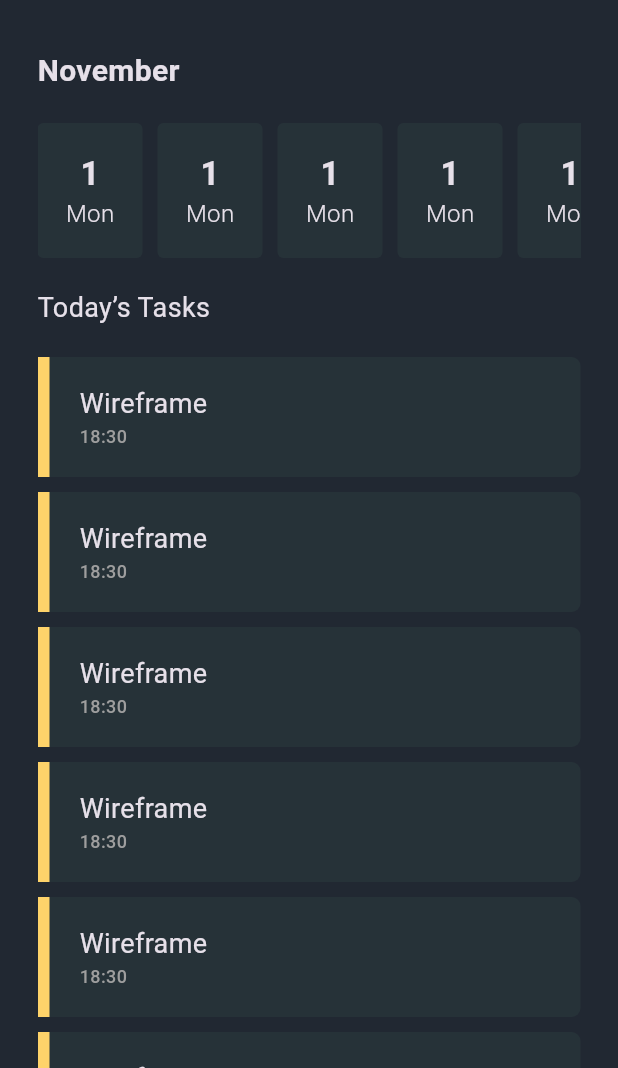
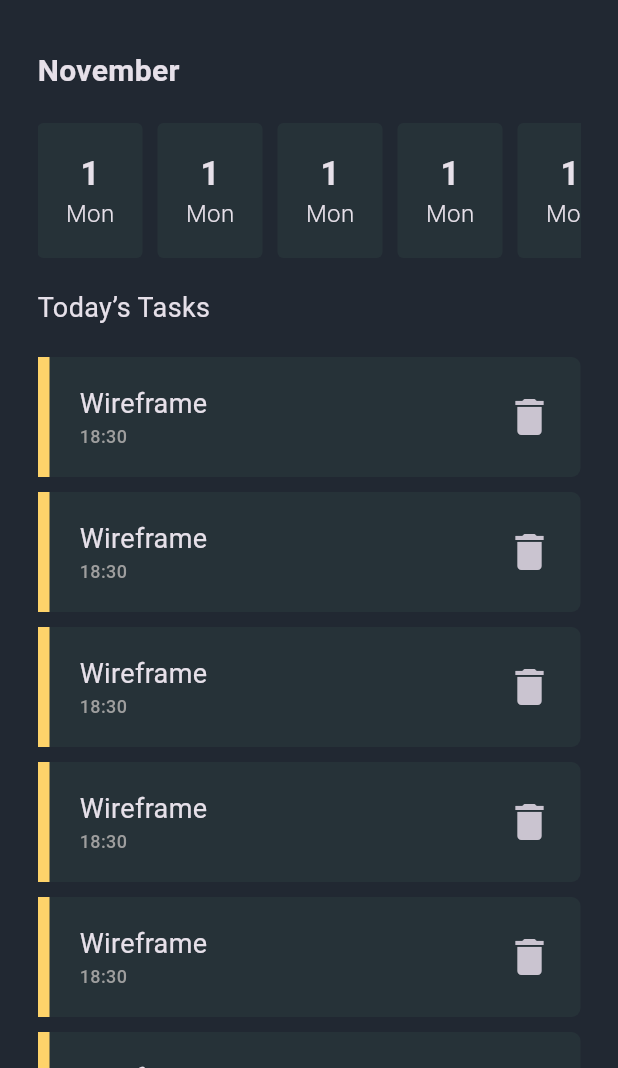
Before and after one commit to Mahmoud-Azmy/DayTask, a Flutter app: the screen it shows after launch, on a phone screen of 412 x 824 dp, the part 168-1236 px from its top. Run offline on Flutter 3.47's test engine with Material 3 defaults, Android fonts, the phone set to English and light mode, and no system bars; our stand-ins replace go_router; Roboto replaces fonts that are missing (Pilat Extended).

Commit message:
TasksListViewItem done

```diff
--- a/lib/core/app_router.dart
+++ b/lib/core/app_router.dart
@@ -1,5 +1,6 @@
 import 'package:day_task/features/home/presentation/views/create_new_task_view.dart';
 import 'package:day_task/features/home/presentation/views/home_view.dart';
+import 'package:day_task/features/splash/splash_view.dart';
 import 'package:go_router/go_router.dart';
 
 abstract class AppRouter {
@@ -9,7 +10,7 @@ abstract class AppRouter {
     routes: [
       GoRoute(
         path: '/',
-        builder: (context, state) => const HomeView(),
+        builder: (context, state) => const SplashView(),
       ),
       GoRoute(
         path: homeView,
--- a/lib/features/home/presentation/views/widgets/tasks_list_view_item.dart
+++ b/lib/features/home/presentation/views/widgets/tasks_list_view_item.dart
@@ -20,8 +20,7 @@ class TasksListViewItem extends StatelessWidget {
             color: kSeconedColor,
           ),
           const SizedBox(width: 20),
-          Container(
-            child: Column(
+          Column(
             mainAxisAlignment: MainAxisAlignment.center,
             crossAxisAlignment: CrossAxisAlignment.start,
             children: [
@@ -35,7 +34,17 @@ class TasksListViewItem extends StatelessWidget {
                       fontWeight: FontWeight.w500, color: Colors.grey)),
             ],
           ),
+          const Spacer(),
+          IconButton(
+            onPressed: () {},
+            icon: const Icon(
+              Icons.delete,
+              size: 32,
             ),
+          ),
+          const SizedBox(
+            width: 10,
+          )
         ],
       ),
     );
```
Lines whose indentation alone changed are shown as unchanged.
